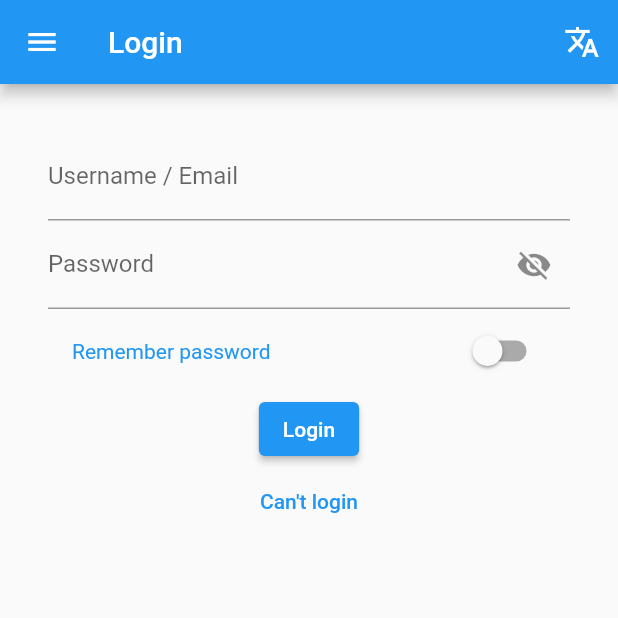
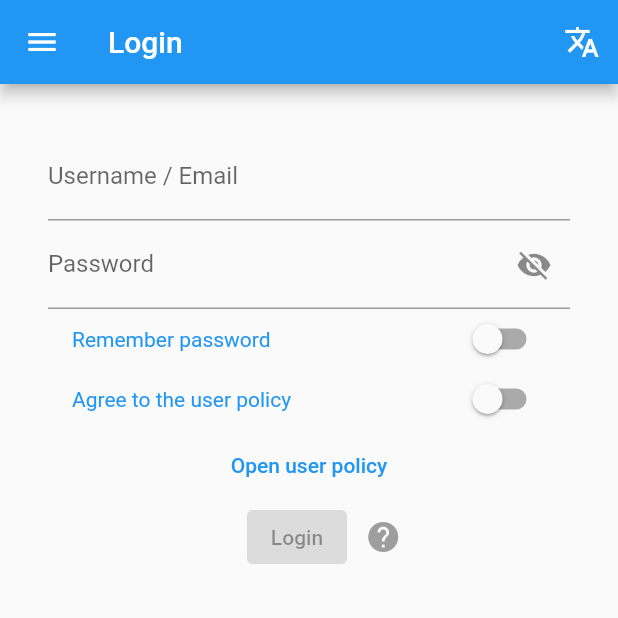
Before and after one commit to fa0311/vrc_manager, a Flutter app: the screen it shows after launch, on a phone screen of 412 x 824 dp, the top half of it. Run offline on Flutter 3.47's test engine with Material 2 defaults, Android fonts, the phone set to English and light mode, and no system bars; our stand-ins replace cached_network_image, device_info_plus, flutter_secure_storage, flutter_svg, fluttertoast, package_info_plus and 3 more; missing offline and left inert: domain_verification_manager, flutter_json_viewer, receive_sharing_intent; generated files the repository leaves out were written again.

Commit message:
add user policy

```diff
--- a/lib/l10n/app_en.arb
+++ b/lib/l10n/app_en.arb
@@ -61,6 +61,8 @@
     "unknown": "Unknown",
     "cantLogin": "Can't login",
     "cantLoginDetails": "Please make sure you can log in via vrchat.com.",
+    "agreeToTheUserPolicy": "Agree to the user policy",
+    "openUserPolicy": "Open user policy",
     "@____________________LOGIN_ERROR_DIALOG____________________": {},
     "incorrectLogin": "Incorrect login information",
     "@____________________HOME____________________": {},
--- a/lib/l10n/app_ja.arb
+++ b/lib/l10n/app_ja.arb
@@ -61,6 +61,8 @@
     "unknown": "名無し",
     "cantLogin": "ログインできない",
     "cantLoginDetails": "vrchat.com でログインできるか確認してください",
+    "agreeToTheUserPolicy": "ユーザーポリシーに同意する",
+    "openUserPolicy": "ユーザーポリシーを開く",
     "@____________________LOGIN_ERROR_DIALOG____________________": {},
     "incorrectLogin": "ログイン情報が間違っています",
     "@____________________HOME____________________": {},
--- a/lib/scenes/login.dart
+++ b/lib/scenes/login.dart
@@ -27,6 +27,7 @@ class VRChatMobileLogin extends StatefulWidget {
 class _LoginPageState extends State<VRChatMobileLogin> {
   bool _isPasswordObscure = true;
   bool _rememberPassword = false;
+  bool _agreeUserPolicy = false;
   final _userController = TextEditingController();
   final _passwordController = TextEditingController();
   final _totpController = TextEditingController();
@@ -205,20 +206,43 @@ class _LoginPageState extends State<VRChatMobileLogin> {
                 ),
               ),
               onChanged: _changeSwitchrememberPassword,
+              visualDensity: const VisualDensity(horizontal: 0, vertical: -4),
             ),
-              ElevatedButton(
-                child: Text(
-                  AppLocalizations.of(context)!.login,
+            SwitchListTile(
+              value: _agreeUserPolicy,
+              title: Text(
+                AppLocalizations.of(context)!.agreeToTheUserPolicy,
+                style: TextStyle(
+                  color: Theme.of(context).colorScheme.primary,
+                  fontSize: 14,
                 ),
-                onPressed: () => _onPressed(context),
+              ),
+              onChanged: (value) => setState(() => _agreeUserPolicy = value),
+              visualDensity: const VisualDensity(horizontal: 0, vertical: -4),
             ),
             TextButton(
               child: Text(
-                  AppLocalizations.of(context)!.cantLogin,
+                AppLocalizations.of(context)!.openUserPolicy,
                 style: const TextStyle(
                   fontSize: 14,
                 ),
               ),
+              onPressed: () => openInBrowser(context, "https://github.com/fa0311/vrc_manager/blob/master/docs/user_policies/ja.md"),
+            ),
+            Row(
+              mainAxisAlignment: MainAxisAlignment.center,
+              children: [
+                Padding(
+                  padding: const EdgeInsets.only(left: 32),
+                  child: ElevatedButton(
+                    onPressed: _agreeUserPolicy ? () => _onPressed(context) : null,
+                    child: Text(
+                      AppLocalizations.of(context)!.login,
+                    ),
+                  ),
+                ),
+                IconButton(
+                  icon: const Icon(Icons.help, color: Colors.grey),
                   onPressed: () => showDialog(
                     context: context,
                     builder: (_) {
@@ -231,10 +255,7 @@ class _LoginPageState extends State<VRChatMobileLogin> {
                             onPressed: () => Navigator.pop(context),
                           ),
                           TextButton(
-                          onPressed: () {
-                            Navigator.pop(context);
-                            openInBrowser(context, "https://vrchat.com/home/login");
-                          },
+                            onPressed: () => openInBrowser(context, "https://vrchat.com/home/login"),
                             child: Text(AppLocalizations.of(context)!.openInBrowser),
                           ),
                         ],
@@ -243,7 +264,10 @@ class _LoginPageState extends State<VRChatMobileLogin> {
                   ),
                 ),
               ],
-          )),
+            ),
+          ],
+        ),
+      ),
     );
   }
 }
```
Also changed, not shown: lib/assets/conditions.dart (added). Lines whose indentation alone changed are shown as unchanged.
